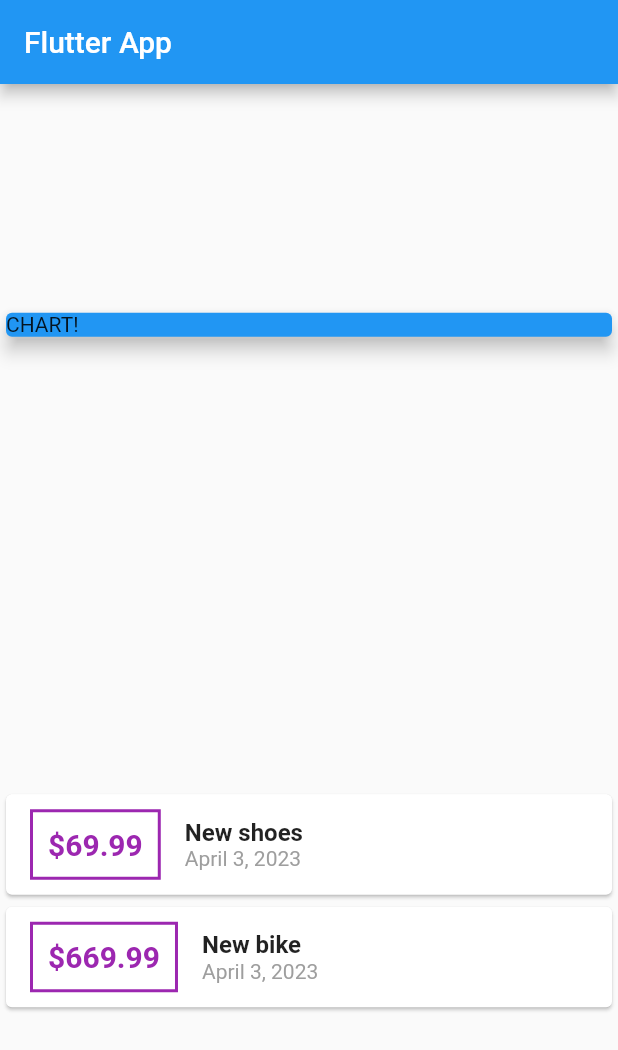
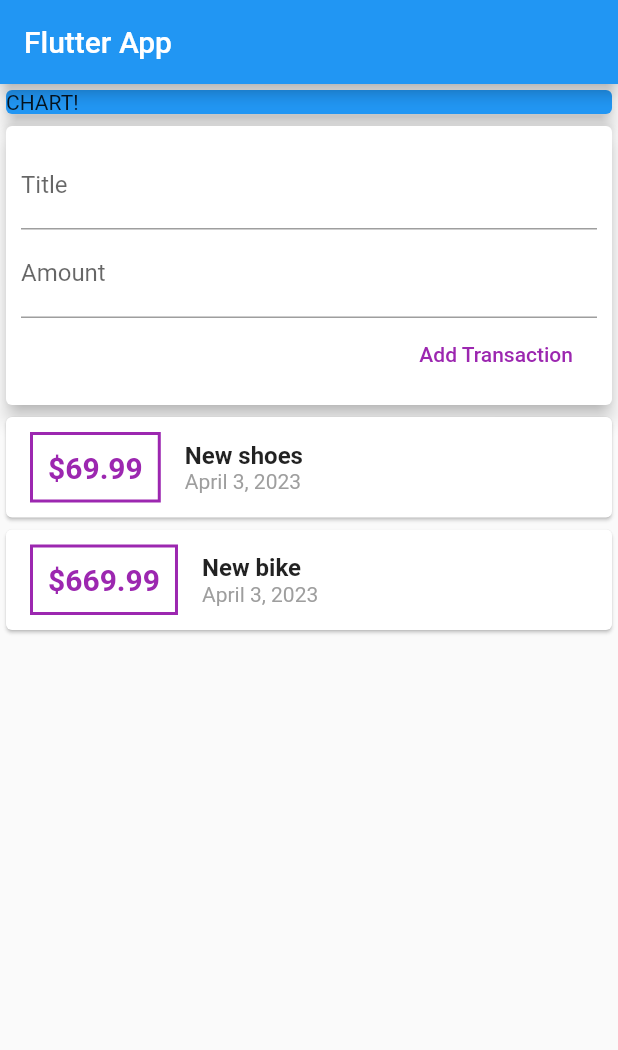
Before and after one commit to DarkoPG27/my_flutter_app, a Flutter app: the screen it shows after launch, on a phone screen of 412 x 824 dp. Shown: the top 1050 px of the screen. Run offline on Flutter 3.47's test engine with Material 2 defaults, Android fonts, the phone set to English and light mode, and no system bars.

Commit message:
adding text input widgets (TextField) and button

```diff
--- a/lib/main.dart
+++ b/lib/main.dart
@@ -40,7 +40,7 @@ class MyHomePage extends StatelessWidget {
         title: Text('Flutter App'),
       ),
       body: Column(
-        mainAxisAlignment: MainAxisAlignment.spaceAround,
+        mainAxisAlignment: MainAxisAlignment.start,
         crossAxisAlignment: CrossAxisAlignment.stretch,
         children: <Widget>[
           Container(
@@ -49,6 +49,28 @@ class MyHomePage extends StatelessWidget {
               color: Colors.blue,
               child: Text('CHART!'),
               elevation: 5,
+            ),
+          ),
+          Card(
+            elevation: 5,
+            child: Container(
+              padding: EdgeInsets.all(10),
+              child: Column(
+                crossAxisAlignment: CrossAxisAlignment.end,
+                children: <Widget>[
+                  TextField(
+                    decoration: InputDecoration(labelText: 'Title'),
+                  ),
+                  TextField(
+                    decoration: InputDecoration(labelText: 'Amount'),
+                  ),
+                  FlatButton(
+                    child: Text('Add Transaction'),
+                    textColor: Colors.purple,
+                    onPressed: () {},
+                  ),
+                ],
+              ),
             ),
           ),
           Column(
```
